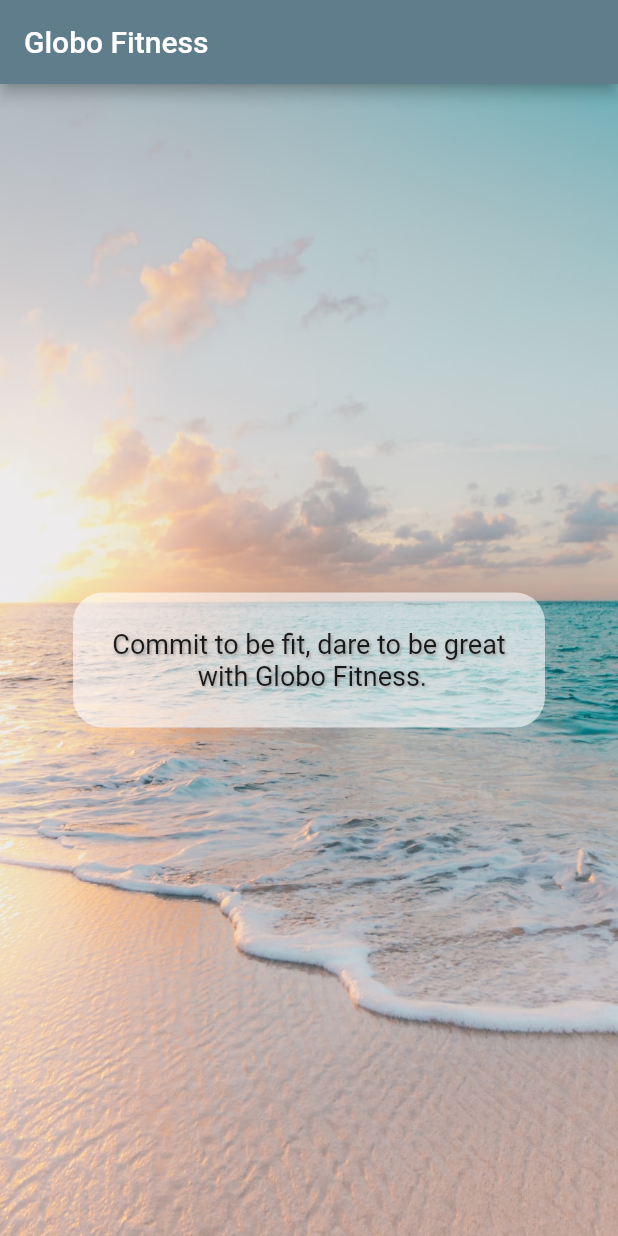
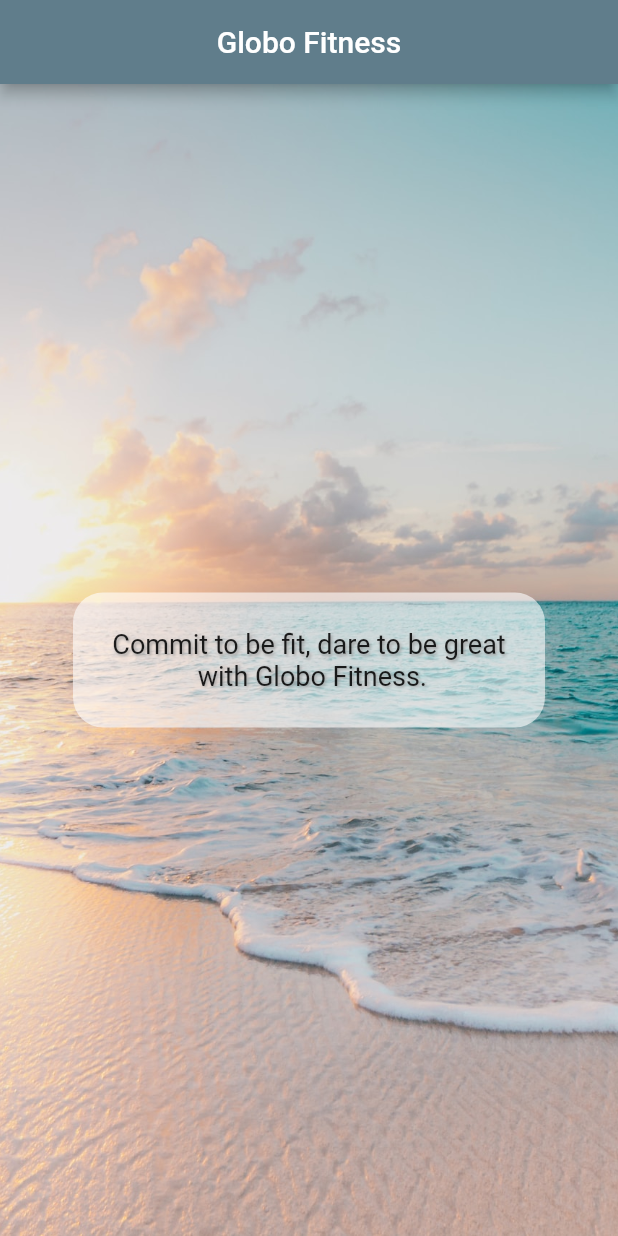
Before and after one commit to Nwabisa-Mawu/flutter_application_first, a Flutter app: the screen it shows after launch, on a phone screen of 412 x 824 dp. Run offline on Flutter 3.47's test engine with Material 2 defaults, Android fonts, the phone set to English and light mode, and no system bars.

Commit message:
Completed the home screen

```diff
--- a/lib/screens/intro_screen.dart
+++ b/lib/screens/intro_screen.dart
@@ -9,24 +9,31 @@ class IntroScreen extends StatelessWidget {
   Widget build(BuildContext context) {
     return Scaffold(
       // the appbar gives you the top navigation tab for mobile home page
-      appBar: AppBar(title: const Text('Globo Fitness')),
+      appBar: AppBar(title: Center(child: const Text('Globo Fitness'))),
       // this is where you put the body content of the home page
+      // this is the container for the whole body
       body: Container(
+        // these are the styles for the whole body container with a background image
         decoration: BoxDecoration(
             image: DecorationImage(
           image: AssetImage('assets/beach.jpg'),
           fit: BoxFit.cover,
         )),
+        // this is the start of the textbox inside the body container and it is centered
         child: Center(
             child: Container(
+              // styling for the textbox container
           padding: EdgeInsets.all(24),
           decoration: BoxDecoration(
             borderRadius: BorderRadius.all(Radius.circular(20)),
             color: Colors.white60,
           ),
+          // the text child
           child: Text(
             'Commit to be fit, dare to be great \n with Globo Fitness.',
+            // styling for the text with box shadow effect on text.
             textAlign: TextAlign.center,
+            // in the Textstyle method we put all the styles for the text specifically.
             style: TextStyle(fontSize: 18, shadows: [
               Shadow(
                   offset: Offset(1.0, 1.0), blurRadius: 2.0, color: Colors.grey)
```
Also changed, not shown: lib/main.dart (+9 -1 lines).
